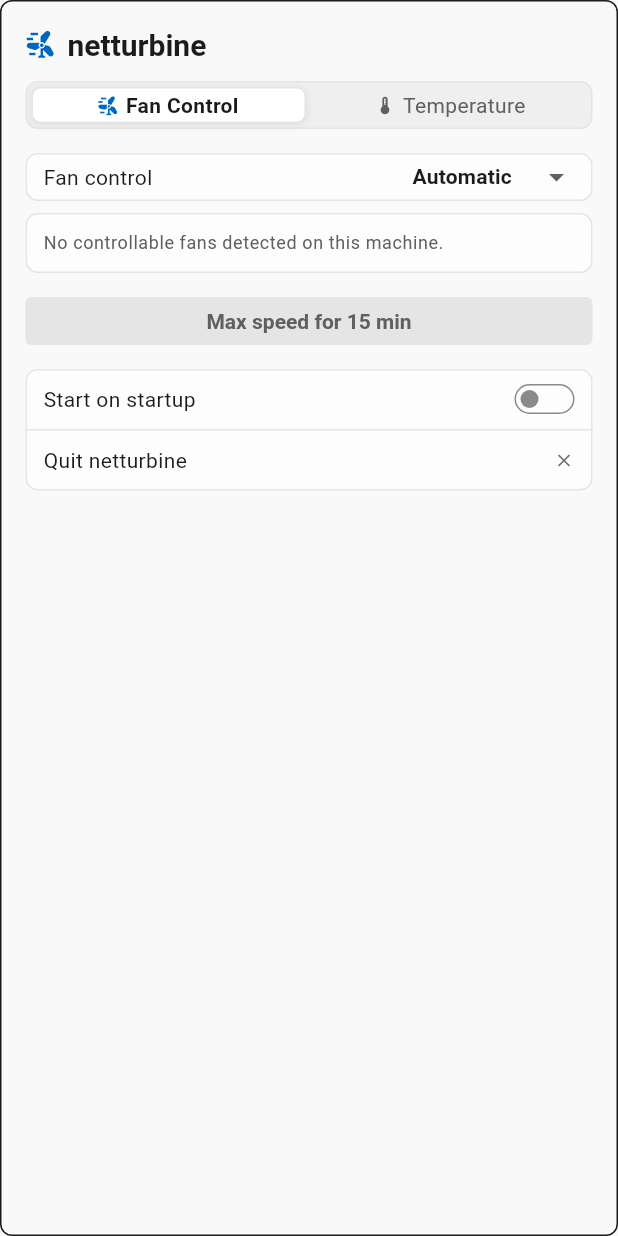
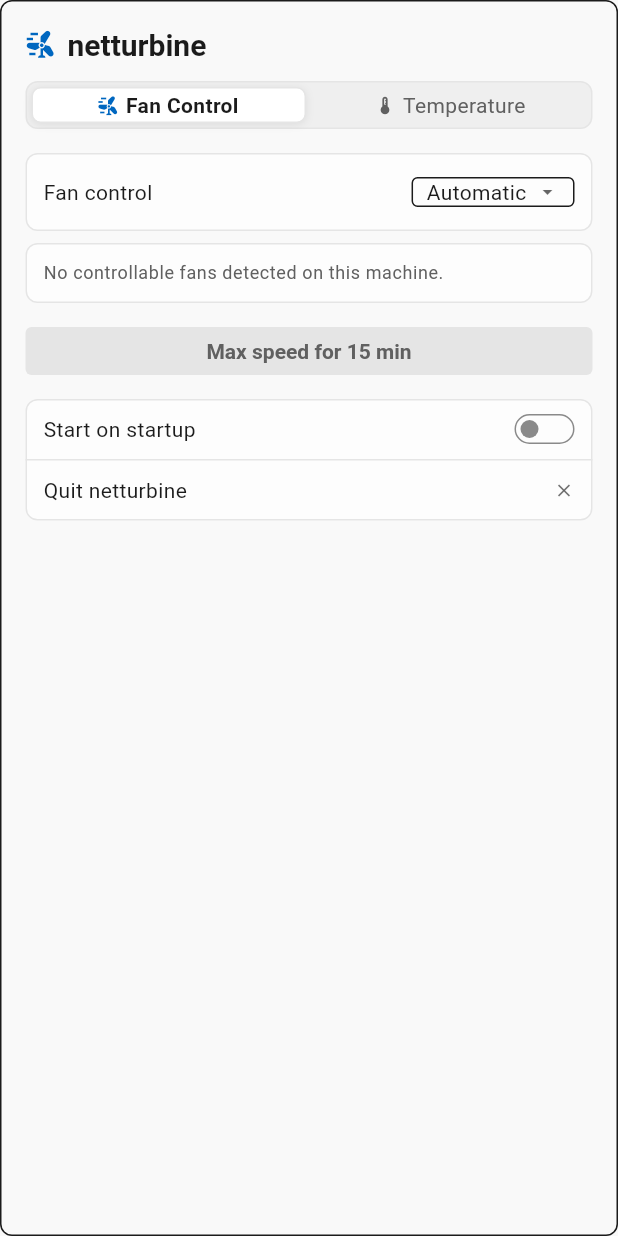
Before and after one commit to socksprox/netturbine, a Flutter app: the screen it shows after launch, on a phone screen of 412 x 824 dp. Run offline on Flutter 3.47's test engine with Material 3 defaults, Android fonts, the phone set to English and light mode, and no system bars; Roboto replaces fonts that are missing (Segoe UI Variable Text).

Commit message:
replace DropdownButton with MenuAnchor for Win11-style flyout with checkmarks
- Use MenuAnchor + OutlinedButton combo-box instead of DropdownButton for native Win11 look
- Show leading checkmark on active mode/profile, add icon on "New profile…" item
- Display current selection label on button (Automatic/Fixed speed/profile name)
- Add dividers between mode groups (auto/fixed | profiles | new) in flyout menu
- Remove string-based value encoding; call state methods directly from MenuItemButton
- Apply

```diff
--- a/lib/ui/widgets/mode_selector.dart
+++ b/lib/ui/widgets/mode_selector.dart
@@ -3,62 +3,120 @@
 import '../../app/app_state.dart';
 
 /// Fan control source picker: Automatic / Fixed speed / named profiles.
+/// Combo-box look: a bordered button opening a flyout menu where the
+/// active source carries a leading check, like Windows 11 flyout items.
 /// "New profile…" duplicates the active profile into a custom one.
 class ModeSelector extends StatelessWidget {
   const ModeSelector({super.key, required this.state});
 
   final AppState state;
 
-  static const _newProfile = '__new_profile__';
-
   @override
   Widget build(BuildContext context) {
     final theme = Theme.of(context);
-    final value = switch (state.fanMode) {
-      FanMode.auto => 'auto',
-      FanMode.fixed => 'fixed',
-      // A missing profile id (e.g. deleted from under us) must not produce
-      // a value with no matching dropdown item — fall back visually.
-      FanMode.profile => state.activeProfile != null
-          ? 'profile:${state.activeProfileId}'
-          : 'auto',
+    final current = switch (state.fanMode) {
+      FanMode.auto => 'Automatic',
+      FanMode.fixed => 'Fixed speed',
+      FanMode.profile => state.activeProfile?.name ?? 'Automatic',
     };
+
+    Widget item({
+      required String label,
+      required bool selected,
+      IconData? icon,
+      VoidCallback? onPressed,
+    }) {
+      return MenuItemButton(
+        onPressed: onPressed,
+        style: MenuItemButton.styleFrom(
+          minimumSize: const Size.fromHeight(32),
+          padding: const EdgeInsets.symmetric(horizontal: 8),
+        ),
+        leadingIcon: SizedBox(
+          width: 16,
+          child: selected
+              ? Icon(Icons.check,
+                  size: 14, color: theme.colorScheme.primary)
+              : icon != null
+                  ? Icon(icon, size: 14, color: theme.hintColor)
+                  : null,
+        ),
+        child: Text(label, style: theme.textTheme.bodyMedium),
+      );
+    }
 
     return Card(
       child: Padding(
-        padding: const EdgeInsets.symmetric(horizontal: 12, vertical: 4),
+        padding: const EdgeInsets.symmetric(horizontal: 12, vertical: 6),
         child: Row(
           children: [
             Expanded(
               child:
                   Text('Fan control', style: theme.textTheme.bodyMedium),
             ),
-            DropdownButton<String>(
-              value: value,
-              underline: const SizedBox.shrink(),
-              borderRadius: BorderRadius.circular(8),
-              isDense: true,
-              items: [
-                const DropdownMenuItem(
-                    value: 'auto', child: Text('Automatic')),
-                const DropdownMenuItem(
-                    value: 'fixed', child: Text('Fixed speed')),
+            MenuAnchor(
+              style: MenuStyle(
+                minimumSize:
+                    const WidgetStatePropertyAll(Size(180, 0)),
+                padding: const WidgetStatePropertyAll(
+                    EdgeInsets.symmetric(vertical: 4)),
+                shape: WidgetStatePropertyAll(RoundedRectangleBorder(
+                  borderRadius: BorderRadius.circular(8),
+                  side: BorderSide(color: theme.dividerColor),
+                )),
+              ),
+              menuChildren: [
+                item(
+                  label: 'Automatic',
+                  selected: state.fanMode == FanMode.auto,
+                  onPressed: state.selectAuto,
+                ),
+                item(
+                  label: 'Fixed speed',
+                  selected: state.fanMode == FanMode.fixed,
+                  onPressed: state.selectFixed,
+                ),
+                const Divider(height: 8),
                 for (final p in state.profiles)
-                  DropdownMenuItem(
-                      value: 'profile:${p.id}', child: Text(p.name)),
-                const DropdownMenuItem(
-                    value: _newProfile, child: Text('New profile…')),
+                  item(
+                    label: p.name,
+                    selected: state.fanMode == FanMode.profile &&
+                        state.activeProfileId == p.id,
+                    onPressed: () => state.selectProfile(p.id),
+                  ),
+                const Divider(height: 8),
+                item(
+                  label: 'New profile…',
+                  selected: false,
+                  icon: Icons.add,
+                  onPressed: state.duplicateProfile,
+                ),
               ],
-              onChanged: (v) {
-                if (v == 'auto') {
-                  state.selectAuto();
-                } else if (v == 'fixed') {
-                  state.selectFixed();
-                } else if (v == _newProfile) {
-                  state.duplicateProfile();
-                } else if (v != null && v.startsWith('profile:')) {
-                  state.selectProfile(v.substring(8));
-                }
+              builder: (context, controller, child) {
+                return OutlinedButton(
+                  onPressed: () => controller.isOpen
+                      ? controller.close()
+                      : controller.open(),
+                  style: OutlinedButton.styleFrom(
+                    visualDensity: VisualDensity.compact,
+                    padding: const EdgeInsets.symmetric(
+                        horizontal: 10, vertical: 6),
+                    minimumSize: Size.zero,
+                    side: BorderSide(color: theme.dividerColor),
+                    shape: RoundedRectangleBorder(
+                      borderRadius: BorderRadius.circular(4),
+                    ),
+                  ),
+                  child: Row(
+                    mainAxisSize: MainAxisSize.min,
+                    children: [
+                      Text(current, style: theme.textTheme.bodyMedium),
+                      const SizedBox(width: 6),
+                      Icon(Icons.arrow_drop_down,
+                          size: 16, color: theme.hintColor),
+                    ],
+                  ),
+                );
               },
             ),
           ],
```
